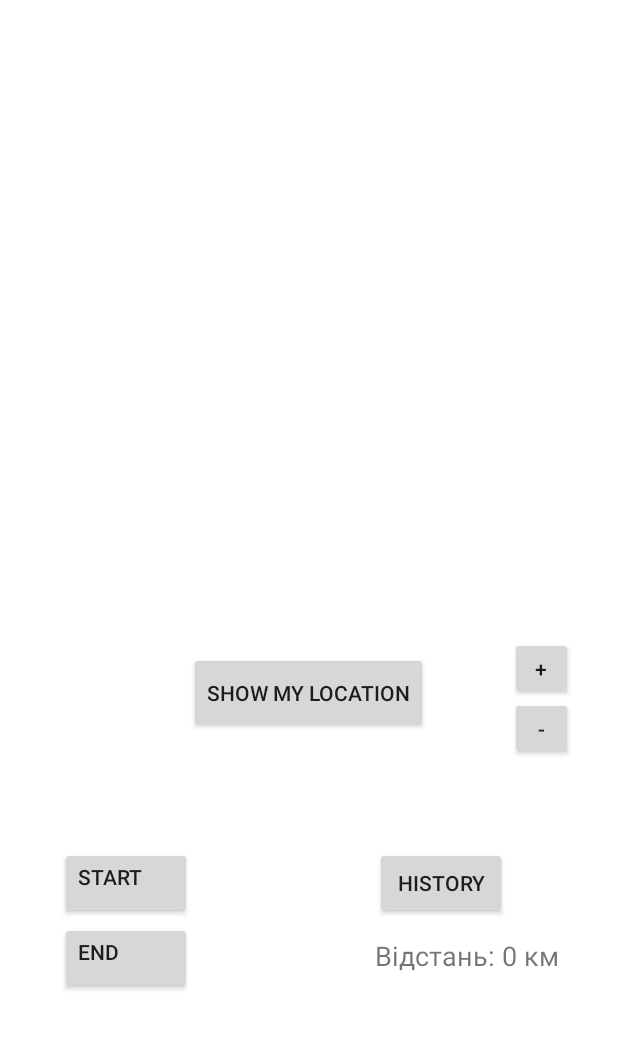
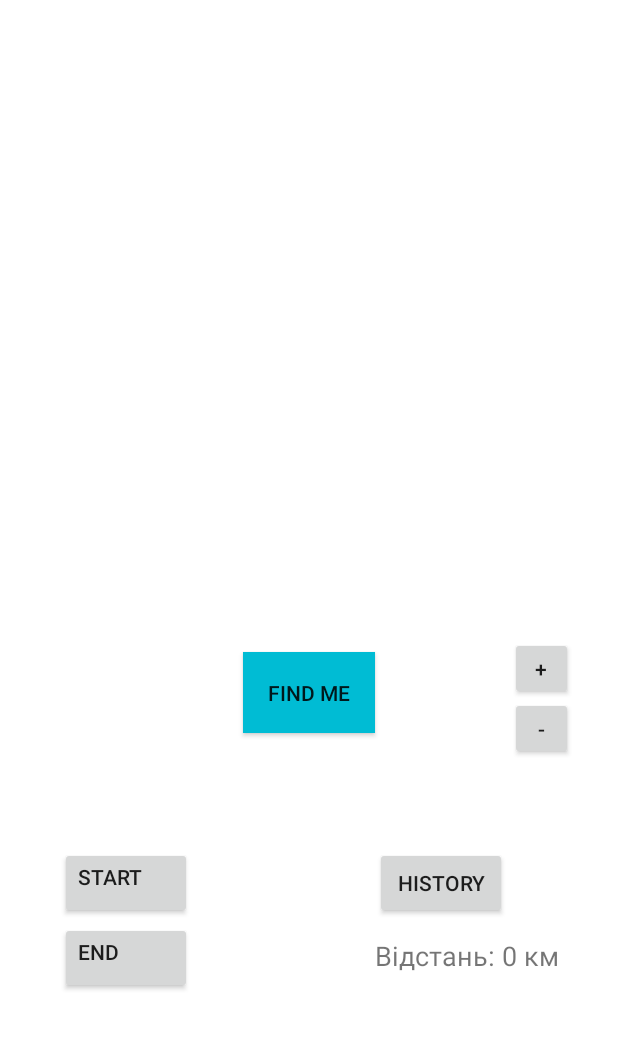
Before and after one commit to andrewkopalchik/GPSTracking-app, an Android app: the screen it shows after launch (MainActivity), on a phone screen of 412 x 824 dp, the part 53-1103 px from its top. Run offline under Robolectric (Android 15) with nearby library versions, the phone set to English and light mode, and no system bars; our stand-ins replace Firebase (no records; nobody signed in at launch, a user with empty details on screens opened directly).

Commit message:
Незначні зміни в коді

```diff
--- a/app/src/main/res/layout/activity_main.xml
+++ b/app/src/main/res/layout/activity_main.xml
@@ -1,5 +1,6 @@
 <?xml version="1.0" encoding="utf-8"?>
 <FrameLayout xmlns:android="http://schemas.android.com/apk/res/android"
+    xmlns:app="http://schemas.android.com/apk/res-auto"
     xmlns:tools="http://schemas.android.com/tools"
     android:layout_width="match_parent"
     android:layout_height="match_parent"
@@ -29,7 +30,13 @@
         android:layout_height="54dp"
         android:layout_gravity="center_horizontal"
         android:layout_marginTop="470dp"
-        android:text="SHOW MY LOCATION" />
+        android:background="#00BCD4"
+        android:backgroundTint="#00BCD4"
+        android:text="Find me"
+        app:icon="@android:drawable/ic_menu_mylocation"
+        app:iconTint="#00BCD4"
+        app:rippleColor="#00BCD4"
+        app:strokeColor="#00BCD4" />
 
     <Button
         android:id="@+id/startButton"
```
